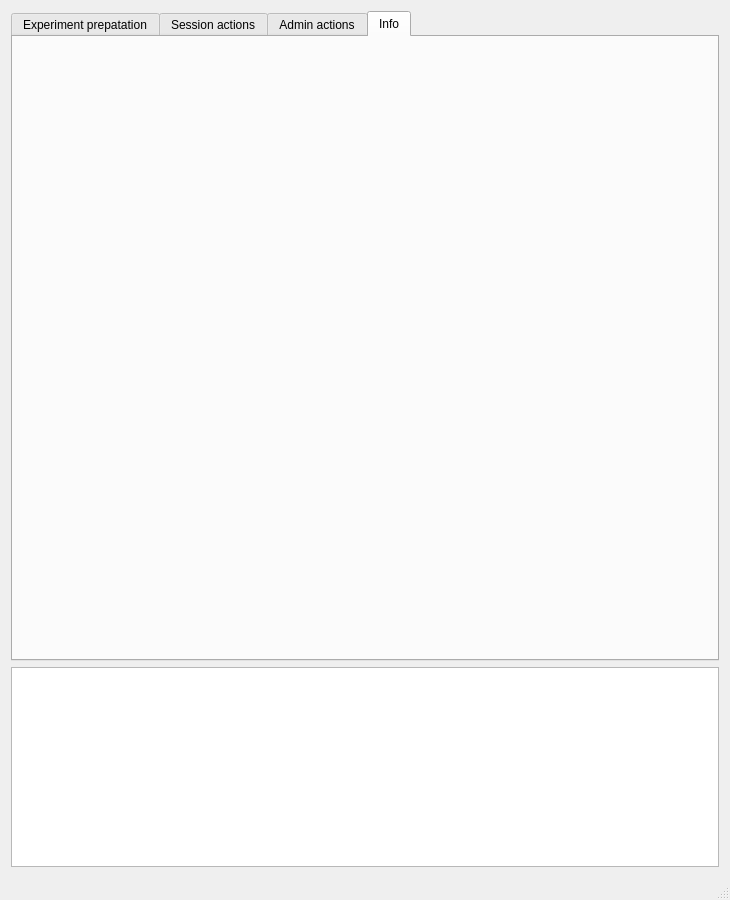
First picture: the form in src/mainwindow.ui, repository tobiaswee/Labcontrol, before the edit.
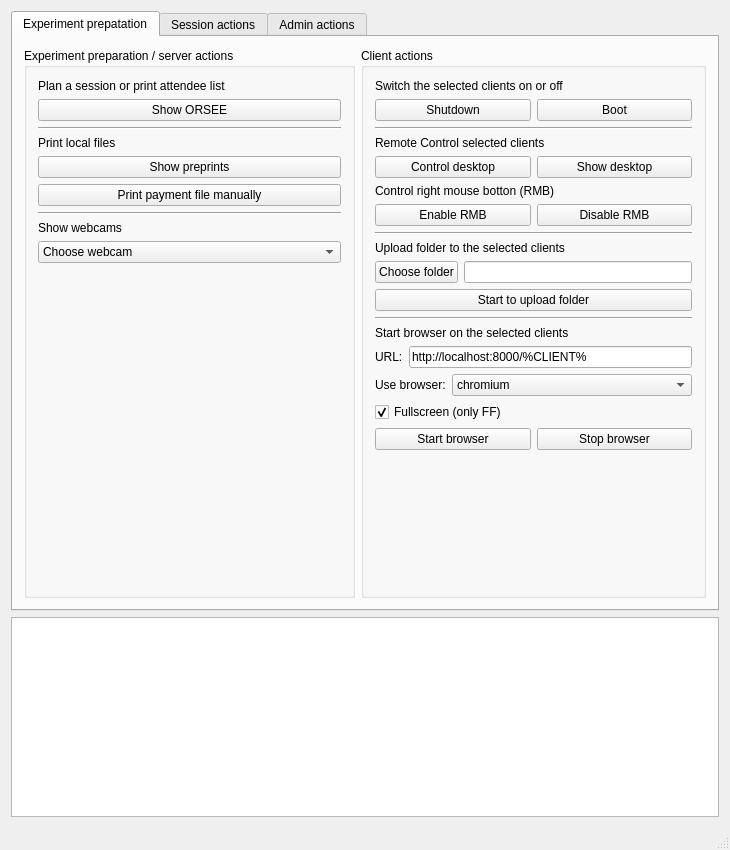
Second picture: the form after the edit. The open tabs and pages were chosen to show the change. Icons and pictures are not drawn.

Commit message: vnc buttons debugged + file upload + removal of info tab

Diff of the .ui file:
```diff
--- a/src/mainwindow.ui
+++ b/src/mainwindow.ui
@@ -7,7 +7,7 @@
     <x>0</x>
     <y>0</y>
     <width>730</width>
-    <height>896</height>
+    <height>850</height>
    </rect>
   </property>
   <property name="sizePolicy">
@@ -16,6 +16,18 @@
     <verstretch>0</verstretch>
    </sizepolicy>
   </property>
+  <property name="minimumSize">
+   <size>
+    <width>0</width>
+    <height>850</height>
+   </size>
+  </property>
+  <property name="maximumSize">
+   <size>
+    <width>16777215</width>
+    <height>850</height>
+   </size>
+  </property>
   <property name="windowTitle">
    <string>Labcontrol</string>
   </property>
@@ -48,7 +60,13 @@
       <property name="minimumSize">
        <size>
         <width>640</width>
-        <height>650</height>
+        <height>0</height>
+       </size>
+      </property>
+      <property name="maximumSize">
+       <size>
+        <width>16777215</width>
+        <height>800</height>
        </size>
       </property>
       <property name="baseSize">
@@ -176,7 +194,7 @@
                <property name="sizeHint" stdset="0">
                 <size>
                  <width>20</width>
-                 <height>40</height>
+                 <height>0</height>
                 </size>
                </property>
               </spacer>
@@ -1023,26 +1041,6 @@
         </item>
        </layout>
       </widget>
-      <widget class="QWidget" name="TInfo">
-       <property name="layoutDirection">
-        <enum>Qt::RightToLeft</enum>
-       </property>
-       <attribute name="title">
-        <string>Info</string>
-       </attribute>
-       <layout class="QVBoxLayout" name="VLInfo">
-        <item>
-         <widget class="QLabel" name="LInfo">
-          <property name="text">
-           <string/>
-          </property>
-          <property name="alignment">
-           <set>Qt::AlignCenter</set>
-          </property>
-         </widget>
-        </item>
-       </layout>
-      </widget>
      </widget>
     </item>
     <item>
```
Left out of the diff: 4 changed lines with no effect on the pictures. The commit also changes 5 other files.
